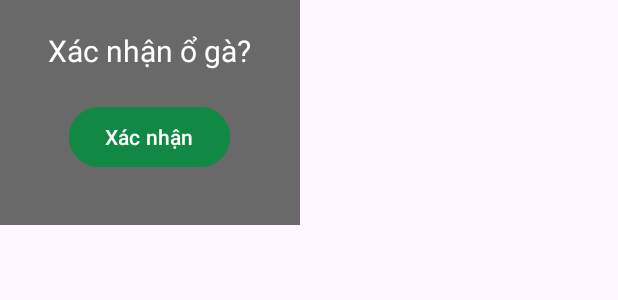
After one commit to ThinhLam-git/FE_Potholes, an Android app: the layout popup_pothole.xml on its own in the app's theme, with its tools: preview values and no code run, on a phone screen of 412 x 824 dp. The commit adds this screen. Shown: the top 300 px of the screen. Run offline under Robolectric (Android 15) with nearby library versions, the light colour scheme and no system bars.

Commit message:
change from dialog to pop-up when detecting a pothole

```diff
--- /dev/null
+++ b/app/src/main/res/layout/popup_pothole.xml
@@ -0,0 +1,24 @@
+<!-- res/layout/popup_pothole.xml -->
+<LinearLayout xmlns:android="http://schemas.android.com/apk/res/android"
+    android:layout_width="200dp"
+    android:layout_height="150dp"
+    android:background="@color/dim_gray"
+    android:padding="20dp"
+    android:orientation="vertical">
+    <TextView
+        android:id="@+id/tv_message"
+        android:layout_width="wrap_content"
+        android:layout_height="wrap_content"
+        android:textSize="20dp"
+        android:layout_gravity="center"
+        android:text="Xác nhận ổ gà?"
+        android:textColor="#FFFFFF"/>
+    <Button
+        android:layout_marginTop="20dp"
+        android:id="@+id/btn_confirm"
+        android:layout_width="wrap_content"
+        android:layout_height="wrap_content"
+        android:layout_gravity="center"
+        android:backgroundTint="@color/primary_theme_color"
+        android:text="Xác nhận" />
+</LinearLayout>
```
Also changed, not shown: app/src/main/java/com/example/authentication_uiux/ui/home/HomeFragment.java (+35 -0 lines).
